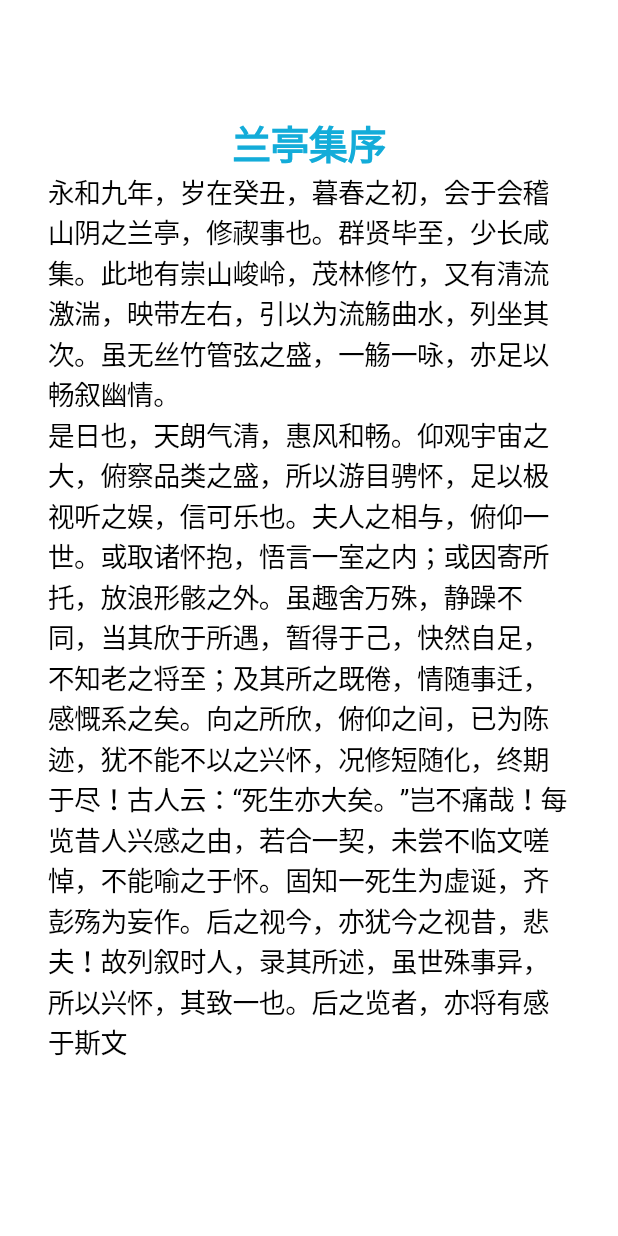
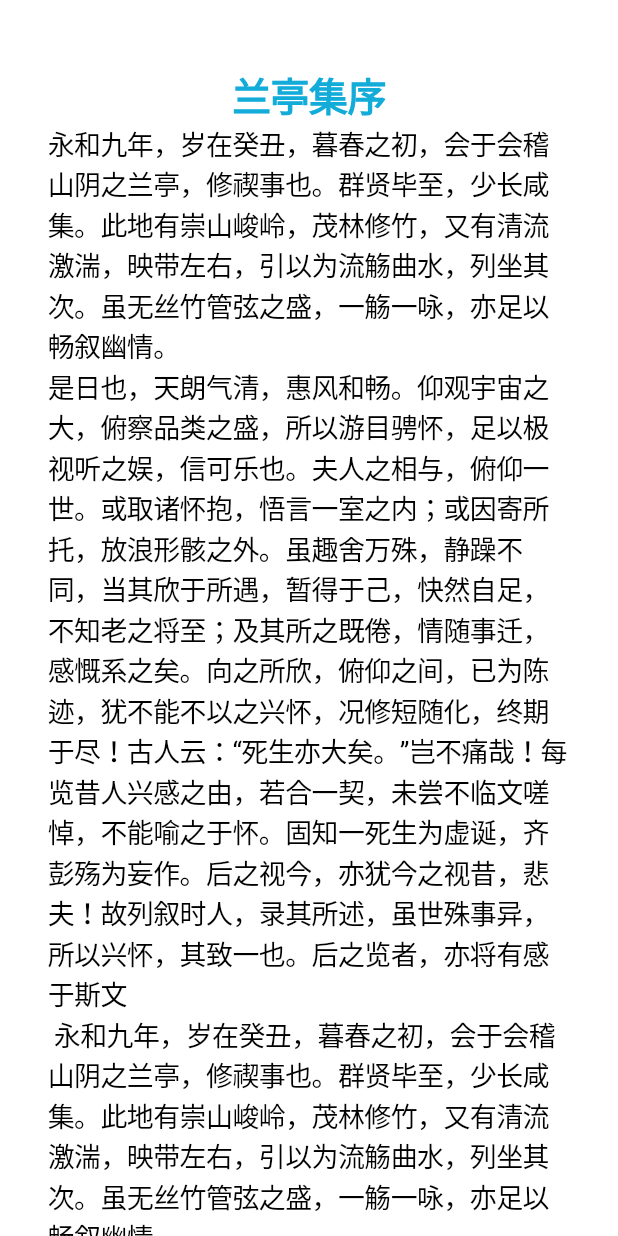
Before and after one commit to HHHKKKHHH/herald_app_v3, a Flutter app: the UserAgreementView screen opened directly, on a phone screen of 412 x 824 dp. Run offline on Flutter 3.47's test engine with Material 2 defaults, Android fonts, the phone set to English and light mode, and no system bars; our stand-ins replace dio, shared_preferences; missing offline and left inert: flutter_webview_plugin; accounts and stored records are empty; statements that could not run were skipped.

Commit message:
hkh/协议页

```diff
--- a/lib/pages/agreementPages/userAgreement.dart
+++ b/lib/pages/agreementPages/userAgreement.dart
@@ -5,7 +5,7 @@ import '../../models/base.dart';
 
 class UserAgreementModel extends BaseModel {
   String _agreementText =
-      "永和九年，岁在癸丑，暮春之初，会于会稽山阴之兰亭，修禊事也。群贤毕至，少长咸集。此地有崇山峻岭，茂林修竹，又有清流激湍，映带左右，引以为流觞曲水，列坐其次。虽无丝竹管弦之盛，一觞一咏，亦足以畅叙幽情。\n是日也，天朗气清，惠风和畅。仰观宇宙之大，俯察品类之盛，所以游目骋怀，足以极视听之娱，信可乐也。夫人之相与，俯仰一世。或取诸怀抱，悟言一室之内；或因寄所托，放浪形骸之外。虽趣舍万殊，静躁不同，当其欣于所遇，暂得于己，快然自足，不知老之将至；及其所之既倦，情随事迁，感慨系之矣。向之所欣，俯仰之间，已为陈迹，犹不能不以之兴怀，况修短随化，终期于尽！古人云：“死生亦大矣。”岂不痛哉！每览昔人兴感之由，若合一契，未尝不临文嗟悼，不能喻之于怀。固知一死生为虚诞，齐彭殇为妄作。后之视今，亦犹今之视昔，悲夫！故列叙时人，录其所述，虽世殊事异，所以兴怀，其致一也。后之览者，亦将有感于斯文";
+      "永和九年，岁在癸丑，暮春之初，会于会稽山阴之兰亭，修禊事也。群贤毕至，少长咸集。此地有崇山峻岭，茂林修竹，又有清流激湍，映带左右，引以为流觞曲水，列坐其次。虽无丝竹管弦之盛，一觞一咏，亦足以畅叙幽情。\n是日也，天朗气清，惠风和畅。仰观宇宙之大，俯察品类之盛，所以游目骋怀，足以极视听之娱，信可乐也。夫人之相与，俯仰一世。或取诸怀抱，悟言一室之内；或因寄所托，放浪形骸之外。虽趣舍万殊，静躁不同，当其欣于所遇，暂得于己，快然自足，不知老之将至；及其所之既倦，情随事迁，感慨系之矣。向之所欣，俯仰之间，已为陈迹，犹不能不以之兴怀，况修短随化，终期于尽！古人云：“死生亦大矣。”岂不痛哉！每览昔人兴感之由，若合一契，未尝不临文嗟悼，不能喻之于怀。固知一死生为虚诞，齐彭殇为妄作。后之视今，亦犹今之视昔，悲夫！故列叙时人，录其所述，虽世殊事异，所以兴怀，其致一也。后之览者，亦将有感于斯文\n 永和九年，岁在癸丑，暮春之初，会于会稽山阴之兰亭，修禊事也。群贤毕至，少长咸集。此地有崇山峻岭，茂林修竹，又有清流激湍，映带左右，引以为流觞曲水，列坐其次。虽无丝竹管弦之盛，一觞一咏，亦足以畅叙幽情。\n是日也，天朗气清，惠风和畅。仰观宇宙之大，俯察品类之盛，所以游目骋怀，足以极视听之娱，信可乐也。夫人之相与，俯仰一世。或取诸怀抱，悟言一室之内；或因寄所托，放浪形骸之外。虽趣舍万殊，静躁不同，当其欣于所遇，暂得于己，快然自足，不知老之将至；及其所之既倦，情随事迁，感慨系之矣。向之所欣，俯仰之间，已为陈迹，犹不能不以之兴怀，况修短随化，终期于尽！古人云：“死生亦大矣。”岂不痛哉！每览昔人兴感之由，若合一契，未尝不临文嗟悼，不能喻之于怀。固知一死生为虚诞，齐彭殇为妄作。后之视今，亦犹今之视昔，悲夫！故列叙时人，录其所述，虽世殊事异，所以兴怀，其致一也。后之览者，亦将有感于斯文";
   String _agreementTitle = "兰亭集序";
 
   UserAgreementModel(BuildContext context) : super(context);
@@ -33,13 +33,14 @@ class UserAgreementView extends StatelessWidget {
   Widget build(BuildContext context) {
     return CupertinoPageScaffold(
         navigationBar: CupertinoNavigationBar(
-          middle: Text("隐私政策"),
+          middle: Text("用户协议"),
           //actionsForegroundColor: Color(0xFFFFFFFF),
         ),
-        child: Padding(
-                padding: const EdgeInsets.all(32.0),
-                child: ListView(
-                  primary: true,
+        child: Container(
+            padding: const EdgeInsets.only(left: 32.0, right: 32.0),
+            height: MediaQuery.of(context).size.height,
+            child: SingleChildScrollView(
+                child: Column(
               children: <Widget>[
                 Text(
                   Provider.of<UserAgreementModel>(context, listen: false)
@@ -57,6 +58,6 @@ class UserAgreementView extends StatelessWidget {
                   textAlign: TextAlign.left,
                 )
               ],
-               )));
+            ))));
   }
 }
```
Also changed, not shown: lib/pages/agreementPages/privacyPolicy.dart (+20 -12 lines). Lines whose indentation alone changed are shown as unchanged.
